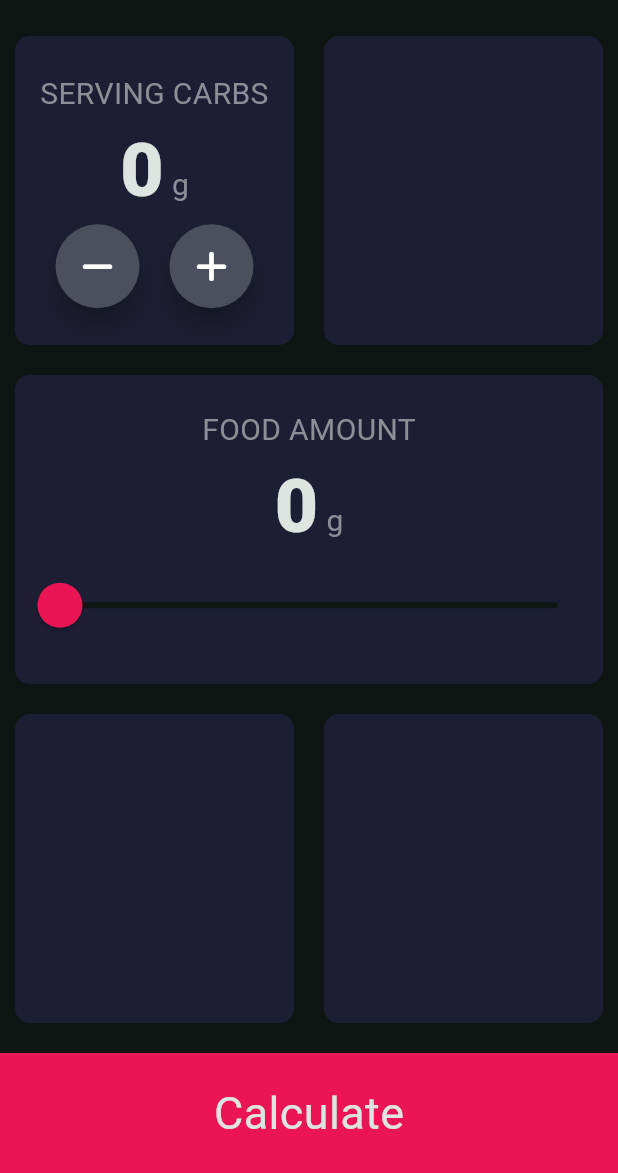
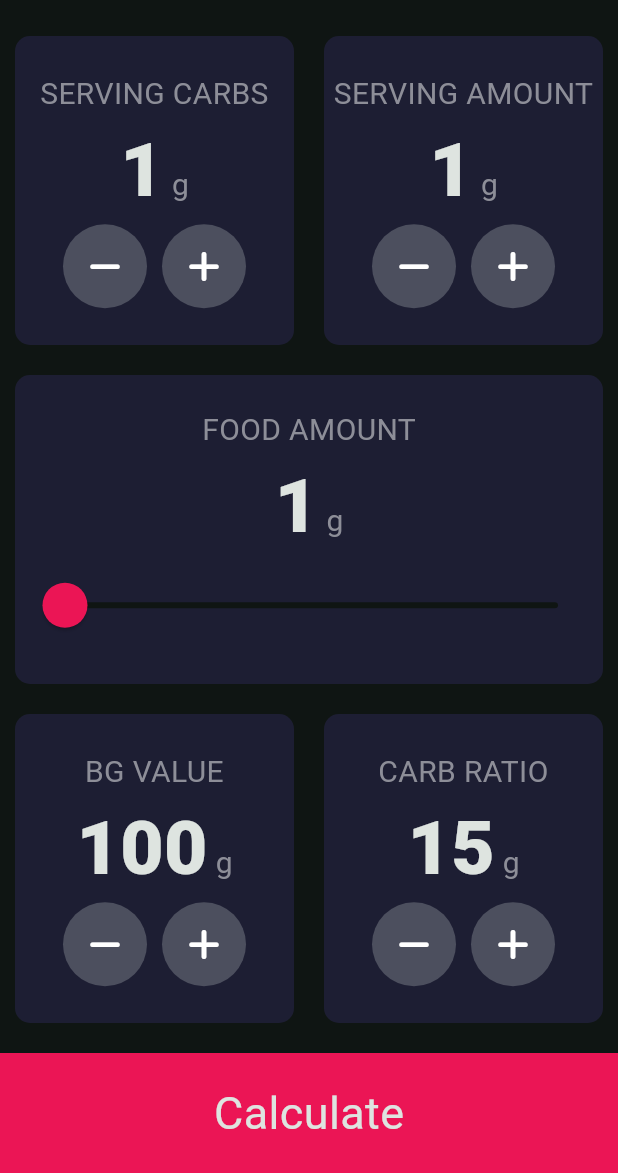
Before and after one commit to michellejw/bolus-calculator, a Flutter app: the screen it shows after launch, on a phone screen of 412 x 824 dp, the part 63-1236 px from its top. Run offline on Flutter 3.47's test engine with Material 3 defaults, Android fonts, the phone set to English and light mode, and no system bars; our stand-ins replace font_awesome_flutter, gap.

Commit message:
cleaned up lib folder

```diff
--- a/lib/input_page.dart
+++ b/lib/input_page.dart
@@ -1,8 +1,8 @@
 import 'package:flutter/material.dart';
-import 'package:font_awesome_flutter/font_awesome_flutter.dart';
 import 'reusable_card.dart';
 import 'constants.dart';
-import 'package:gap/gap.dart';
+
+import 'plus_minus_card.dart';
 
 class InputPage extends StatefulWidget {
   const InputPage({super.key, required this.title});
@@ -14,8 +14,11 @@ class InputPage extends StatefulWidget {
 }
 
 class _InputPageState extends State<InputPage> {
-  int foodAmount = 0;
-  int servingCarbs = 0;
+  int foodAmount = 1;
+  int servingCarbs = 1;
+  int servingAmount = 1;
+  int bgValue = 100;
+  int carbRatio = 15;
 
   @override
   Widget build(BuildContext context) {
@@ -34,75 +37,94 @@ class _InputPageState extends State<InputPage> {
             child: Row(
               children: [
                 Expanded(
-                  child: ReusableCard(
-                    cardColor: kMainCardColor,
-                    cardChild: Column(
-                      mainAxisAlignment: MainAxisAlignment.center,
-                      children: [
-                        const Text(
-                          'SERVING CARBS',
-                          style: kLabelTextStyle,
-                          textAlign: TextAlign.center,
-                        ),
-                        Row(
-                          mainAxisAlignment: MainAxisAlignment.center,
-                          textBaseline: TextBaseline.alphabetic,
-                          crossAxisAlignment: CrossAxisAlignment.baseline,
-                          children: [
-                            Text(
-                              servingCarbs.toString(),
-                              style: kNumberTextStyle,
-                            ),
-                            Text(
-                              ' g',
-                              style: kLabelTextStyle,
-                            )
-                          ],
-                        ),
-                        Row(
-                          mainAxisAlignment: MainAxisAlignment.center,
-                          children: [
-                            FloatingActionButton(
-                              onPressed: () {},
-                              shape: const CircleBorder(),
-                              backgroundColor: const Color(0xFF4C4F5E),
-                              child: const Icon(
-                                FontAwesomeIcons.minus,
-                                color: Colors.white,
+                  child: PlusMinusCard(
+                    titleText: 'SERVING CARBS',
+                    mainNumber: servingCarbs,
+                    minValue: 1,
                   ),
                 ),
-                            Gap(20.0),
-                            FloatingActionButton(
-                              onPressed: () {},
-                              shape: const CircleBorder(),
-                              backgroundColor: Color(0xFF4C4F5E),
-                              child: const Icon(
-                                FontAwesomeIcons.plus,
-                                color: Colors.white,
-                              ),
-                            ),
-                          ],
-                        )
-                      ],
-                    ),
-                  ),
-                ),
-                const Expanded(
-                  child: ReusableCard(
-                    cardColor: kMainCardColor,
+                Expanded(
+                  child: PlusMinusCard(
+                    titleText: 'SERVING AMOUNT',
+                    mainNumber: servingAmount,
+                    minValue: 1,
                   ),
                 ),
               ],
             ),
           ),
           Expanded(
-            child: ReusableCard(
+            child: SliderCard(
+              titleText: 'FOOD AMOUNT',
+              mainNumber: foodAmount,
+              minValue: 0,
+              maxValue: 100,
+            ),
+          ),
+          Expanded(
+            child: Row(
+              children: [
+                Expanded(
+                  child: PlusMinusCard(
+                    titleText: 'BG VALUE',
+                    mainNumber: bgValue,
+                  ),
+                ),
+                Expanded(
+                  child: PlusMinusCard(
+                    titleText: 'CARB RATIO',
+                    mainNumber: carbRatio,
+                  ),
+                ),
+              ],
+            ),
+          ),
+          Container(
+            color: kAccentColor,
+            height: kBottomBarHeight,
+            width: double.infinity,
+            margin: const EdgeInsets.only(top: 10.0),
+            child: const Center(
+              child: Text('Calculate',
+                  style: TextStyle(
+                    fontSize: 30.0,
+                  )),
+            ),
+          )
+        ],
+      ),
+    );
+  }
+}
+
+class SliderCard extends StatefulWidget {
+  SliderCard({
+    super.key,
+    required this.titleText,
+    required this.mainNumber,
+    required this.minValue,
+    required this.maxValue,
+  });
+
+  final String titleText;
+  int mainNumber;
+  final int minValue;
+  final int maxValue;
+
+  @override
+  State<SliderCard> createState() => _SliderCardState();
+}
+
+class _SliderCardState extends State<SliderCard> {
+  @override
+  Widget build(BuildContext context) {
+    return ReusableCard(
       cardColor: kMainCardColor,
       cardChild: Column(
         mainAxisAlignment: MainAxisAlignment.center,
         children: [
-                  const Text(
-                    'FOOD AMOUNT',
+          Text(
+            widget.titleText,
             style: kLabelTextStyle,
           ),
           Row(
@@ -111,7 +133,7 @@ class _InputPageState extends State<InputPage> {
             textBaseline: TextBaseline.alphabetic,
             children: [
               Text(
-                        foodAmount.toString(),
+                widget.mainNumber.toString(),
                 style: kNumberTextStyle,
               ),
               const Text(
@@ -133,49 +155,18 @@ class _InputPageState extends State<InputPage> {
               overlayColor: kAccentTransparentColor,
             ),
             child: Slider(
-                      value: foodAmount.toDouble(),
-                      min: 0,
-                      max: 100,
+              value: widget.mainNumber.toDouble(),
+              min: widget.minValue.toDouble(),
+              max: widget.maxValue.toDouble(),
               onChanged: (double newValue) {
                 setState(() {
-                          foodAmount = newValue.toInt();
+                  widget.mainNumber = newValue.toInt();
                 });
               },
             ),
           ),
         ],
       ),
-            ),
-          ),
-          const Expanded(
-            child: Row(
-              children: [
-                Expanded(
-                  child: ReusableCard(
-                    cardColor: kMainCardColor,
-                  ),
-                ),
-                Expanded(
-                    child: ReusableCard(
-                  cardColor: kMainCardColor,
-                )),
-              ],
-            ),
-          ),
-          Container(
-            color: kAccentColor,
-            height: kBottomBarHeight,
-            width: double.infinity,
-            margin: const EdgeInsets.only(top: 10.0),
-            child: const Center(
-              child: Text('Calculate',
-                  style: TextStyle(
-                    fontSize: 30.0,
-                  )),
-            ),
-          )
-        ],
-      ),
     );
   }
 }
--- /dev/null
+++ b/lib/plus_minus_card.dart
@@ -0,0 +1,116 @@
+import 'package:flutter/material.dart';
+import 'reusable_card.dart';
+import 'package:gap/gap.dart';
+import 'package:font_awesome_flutter/font_awesome_flutter.dart';
+import 'constants.dart';
+
+class RoundIconButton extends StatelessWidget {
+  const RoundIconButton(
+      {super.key, required this.cardIcon, required this.onPressed});
+
+  final IconData cardIcon;
+  final VoidCallback onPressed;
+
+  @override
+  Widget build(BuildContext context) {
+    return RawMaterialButton(
+      elevation: 0.0,
+      disabledElevation: 0.0,
+      shape: const CircleBorder(),
+      constraints: const BoxConstraints.tightFor(
+        width: 56.0,
+        height: 56.0,
+      ),
+      fillColor: const Color(0xFF4C4F5E),
+      onPressed: onPressed,
+      child: Icon(
+        cardIcon,
+        color: Colors.white,
+      ),
+    );
+  }
+}
+
+class PlusMinusCard extends StatefulWidget {
+  PlusMinusCard({
+    super.key,
+    required this.titleText,
+    required this.mainNumber,
+    this.minValue = 0,
+    this.maxValue = 999,
+  })  : assert(minValue <= maxValue),
+        assert(mainNumber >= minValue && mainNumber <= maxValue,
+            'Value $mainNumber is not between minimum $minValue and maximum $maxValue');
+
+  final String titleText;
+  int mainNumber;
+  final int minValue;
+  final int maxValue;
+
+  @override
+  State<PlusMinusCard> createState() => _PlusMinusCardState();
+}
+
+class _PlusMinusCardState extends State<PlusMinusCard> {
+  @override
+  Widget build(BuildContext context) {
+    return ReusableCard(
+      cardColor: kMainCardColor,
+      cardChild: Column(
+        mainAxisAlignment: MainAxisAlignment.center,
+        children: [
+          Text(
+            widget.titleText,
+            style: kLabelTextStyle,
+            textAlign: TextAlign.center,
+          ),
+          Row(
+            mainAxisAlignment: MainAxisAlignment.center,
+            textBaseline: TextBaseline.alphabetic,
+            crossAxisAlignment: CrossAxisAlignment.baseline,
+            children: [
+              Text(
+                widget.mainNumber.toString(),
+                style: kNumberTextStyle,
+              ),
+              const Text(
+                ' g',
+                style: kLabelTextStyle,
+              )
+            ],
+          ),
+          Row(
+            mainAxisAlignment: MainAxisAlignment.center,
+            children: [
+              RoundIconButton(
+                cardIcon: FontAwesomeIcons.minus,
+                onPressed: () {
+                  setState(() {
+                    int tempNumber = widget.mainNumber - 1;
+                    if ((tempNumber >= widget.minValue) &
+                        (tempNumber <= widget.maxValue)) {
+                      widget.mainNumber--;
+                    }
+                  });
+                },
+              ),
+              const Gap(10.0),
+              RoundIconButton(
+                cardIcon: FontAwesomeIcons.plus,
+                onPressed: () {
+                  setState(() {
+                    int tempNumber = widget.mainNumber + 1;
+                    if ((tempNumber >= widget.minValue) &
+                        (tempNumber <= widget.maxValue)) {
+                      widget.mainNumber++;
+                    }
+                  });
+                },
+              ),
+            ],
+          )
+        ],
+      ),
+    );
+  }
+}
```
Also changed, not shown: lib/icon_content.dart (deleted, +0 -29 lines), lib/input_page-old.dart (deleted, +0 -211 lines). Lines whose indentation alone changed are shown as unchanged.
